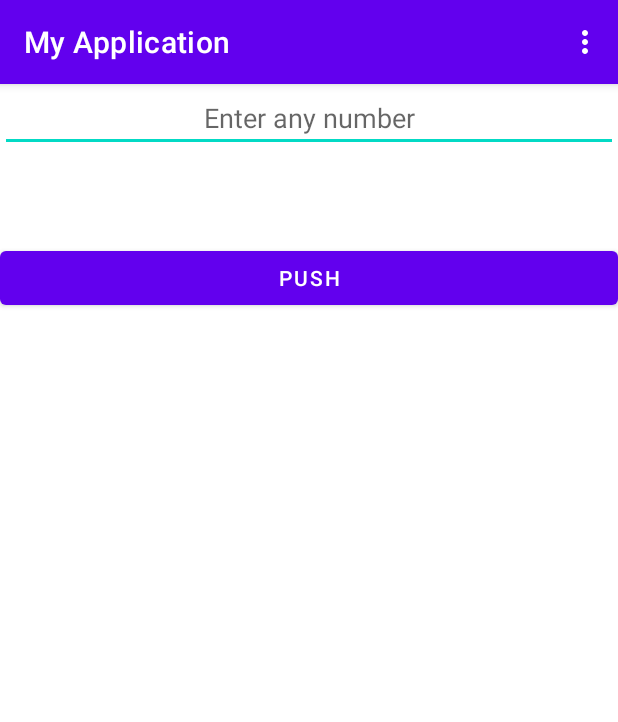
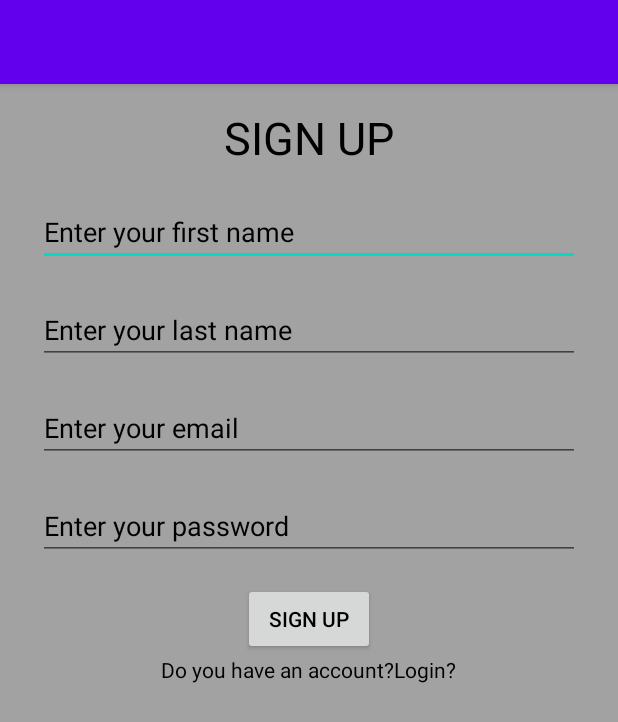
Before and after one commit to gandzakn1armath/settings_example, an Android app: the screen it shows after launch (MainActivity before the commit, SignUpActivity after it), on a phone screen of 412 x 824 dp. Shown: the top 722 px of the screen. Run offline under Robolectric (Android 15) with nearby library versions, the phone set to English and light mode, and no system bars.

Commit message:
add registration code

```diff
--- /dev/null
+++ b/app/src/main/java/com/example/myapplication/SignUpActivity.java
@@ -0,0 +1,72 @@
+package com.example.myapplication;
+
+import androidx.appcompat.app.AppCompatActivity;
+import androidx.appcompat.widget.AppCompatButton;
+
+import android.content.Context;
+import android.content.Intent;
+import android.content.SharedPreferences;
+import android.os.Bundle;
+import android.view.View;
+import android.widget.EditText;
+import android.widget.TextView;
+import android.widget.Toast;
+
+public class SignUpActivity extends AppCompatActivity {
+    EditText firstNameEt;
+    EditText lastNameEt;
+    EditText emailEt;
+    EditText passwordEt;
+    AppCompatButton button;
+    TextView loginTw;
+    @Override
+    protected void onCreate(Bundle savedInstanceState) {
+        super.onCreate(savedInstanceState);
+        setContentView(R.layout.activity_sign_up);
+        initDatas();
+        button.setOnClickListener(new View.OnClickListener() {
+            @Override
+            public void onClick(View view) {
+                String firstName = firstNameEt.getText().toString();
+                String lastName = lastNameEt.getText().toString();
+                String password = passwordEt.getText().toString();
+                String email = emailEt.getText().toString();
+                if (firstName.isEmpty()){
+                    Toast.makeText(SignUpActivity.this, "Input first name", Toast.LENGTH_SHORT).show();
+                    return;
+                }
+                if (lastName.isEmpty()){
+                    Toast.makeText(SignUpActivity.this, "Input last name", Toast.LENGTH_SHORT).show();
+                    return;
+                }
+                if (email.isEmpty()){
+                    Toast.makeText(SignUpActivity.this, "Input email", Toast.LENGTH_SHORT).show();
+                    return;
+                }
+                if (password.isEmpty()){
+                    Toast.makeText(SignUpActivity.this, "Input password", Toast.LENGTH_SHORT).show();
+                    return;
+                }
+                SharedPreferences sp = getSharedPreferences("User", Context.MODE_PRIVATE);
+                SharedPreferences.Editor editor = sp.edit();
+                editor.putString("firstName", firstName);
+                editor.putString("email",email);
+                editor.putString("lastName",lastName);
+                editor.putString("password",password);
+                editor.apply();
+
+                Intent intent = new Intent(SignUpActivity.this,ExampleActivity.class);
+                startActivity(intent);
+            }
+        });
+    }
+    private void initDatas(){
+        firstNameEt = findViewById(R.id.firstNameEt);
+        lastNameEt = findViewById(R.id.lastNameEt);
+        emailEt = findViewById(R.id.emailEt);
+        passwordEt = findViewById(R.id.passwordEt);
+        button = findViewById(R.id.btn);
+        loginTw = findViewById(R.id.loginTw);
+    }
+
+}
--- a/app/src/main/res/layout/activity_main.xml
+++ b/app/src/main/res/layout/activity_main.xml
@@ -1,26 +1,40 @@
 <?xml version="1.0" encoding="utf-8"?>
 <LinearLayout xmlns:android="http://schemas.android.com/apk/res/android"
-    xmlns:app="http://schemas.android.com/apk/res-auto"
     xmlns:tools="http://schemas.android.com/tools"
     android:layout_width="match_parent"
     android:layout_height="match_parent"
     android:orientation="vertical"
     tools:context=".MainActivity"
+    android:background="#A3A2A2"
     android:id="@+id/layout">
 
-    <EditText
-        android:id="@+id/num"
-        android:gravity="center"
+    <TextView
         android:layout_width="match_parent"
         android:layout_height="wrap_content"
-        android:hint="Enter any number"
-        android:inputType="number"/>
+        android:text="Welcome"
+        android:textSize="55sp"
+        android:gravity="center_horizontal"
+        android:textColor="@color/black"
+        android:layout_marginTop="25dp"/>
 
-    <Button
-        android:id="@+id/btn"
+    <TextView
+        android:id="@+id/userFirstName"
         android:layout_width="match_parent"
         android:layout_height="wrap_content"
-        android:layout_marginTop="60dp"
-        android:text="push"
-        />
+        android:textSize="25sp"
+        android:textColor="@color/black"
+        android:gravity="center_horizontal"/>
+
+    <TextView
+        android:id="@+id/userLastName"
+        android:layout_width="match_parent"
+        android:layout_height="wrap_content"
+        android:textSize="25sp"
+        android:textColor="@color/black"
+        android:gravity="center_horizontal"/>
+
+    <ImageView
+        android:layout_width="match_parent"
+        android:layout_height="match_parent"
+        android:src="@drawable/ic_android_icon"/>
 </LinearLayout>
--- /dev/null
+++ b/app/src/main/res/layout/activity_sign_up.xml
@@ -0,0 +1,85 @@
+<?xml version="1.0" encoding="utf-8"?>
+<LinearLayout xmlns:android="http://schemas.android.com/apk/res/android"
+    android:layout_width="match_parent"
+    android:layout_height="match_parent"
+    android:orientation="vertical"
+    android:background="#A3A2A2">
+
+    <TextView
+        android:layout_width="wrap_content"
+        android:layout_height="wrap_content"
+        android:text="SIGN UP"
+        android:textSize="30sp"
+        android:layout_marginTop="15dp"
+        android:textColor="@color/black"
+        android:layout_gravity="center_horizontal"
+        />
+
+    <EditText
+        android:id="@+id/firstNameEt"
+        android:layout_width="match_parent"
+        android:layout_height="wrap_content"
+        android:layout_marginTop="20dp"
+        android:hint="Enter your first name"
+        android:textColor="@color/black"
+        android:textColorHint="@color/black"
+        android:layout_marginStart="25dp"
+        android:layout_marginEnd="25dp"
+        />
+    <EditText
+        android:id="@+id/lastNameEt"
+        android:layout_width="match_parent"
+        android:layout_height="wrap_content"
+        android:layout_marginTop="20dp"
+        android:hint="Enter your last name"
+        android:textColor="@color/black"
+        android:textColorHint="@color/black"
+        android:layout_marginStart="25dp"
+        android:layout_marginEnd="25dp"
+        />
+
+    <EditText
+        android:id="@+id/emailEt"
+        android:layout_width="match_parent"
+        android:layout_height="wrap_content"
+        android:layout_marginTop="20dp"
+        android:hint="Enter your email"
+        android:inputType="textEmailAddress"
+        android:textColor="@color/black"
+        android:textColorHint="@color/black"
+        android:layout_marginStart="25dp"
+        android:layout_marginEnd="25dp"
+        />
+
+    <EditText
+        android:id="@+id/passwordEt"
+        android:layout_width="match_parent"
+        android:layout_height="wrap_content"
+        android:layout_marginTop="20dp"
+        android:hint="Enter your password"
+        android:textColor="@color/black"
+        android:textColorHint="@color/black"
+        android:layout_marginStart="25dp"
+        android:layout_marginEnd="25dp"
+        />
+
+    <androidx.appcompat.widget.AppCompatButton
+        android:id="@+id/btn"
+        android:layout_width="wrap_content"
+        android:layout_height="wrap_content"
+        android:text="SIGN UP"
+        android:textColor="@color/black"
+        android:layout_gravity="center_horizontal"
+        android:layout_marginTop="15dp"
+        />
+
+    <TextView
+        android:id="@+id/loginTw"
+        android:layout_width="wrap_content"
+        android:layout_height="wrap_content"
+        android:text="Do you have an account?Login?"
+        android:textColor="@color/black"
+        android:layout_gravity="center_horizontal"
+        />
+
+</LinearLayout>
--- a/app/src/main/res/values-night/themes.xml
+++ b/app/src/main/res/values-night/themes.xml
@@ -6,11 +6,11 @@
         <item name="colorPrimaryVariant">@color/purple_700</item>
         <item name="colorOnPrimary">@color/black</item>
         <!-- Secondary brand color. -->
-        <item name="colorSecondary">@color/teal_200</item>
-        <item name="colorSecondaryVariant">@color/teal_200</item>
+        <item name="colorSecondary">@color/black</item>
+        <item name="colorSecondaryVariant">@color/black</item>
         <item name="colorOnSecondary">@color/black</item>
         <!-- Status bar color. -->
-        <item name="android:statusBarColor" tools:targetApi="l">?attr/colorPrimaryVariant</item>
+        <item name="android:statusBarColor" tools:targetApi="l">@color/black</item>
         <!-- Customize your theme here. -->
     </style>
 </resources>
```
Also changed, not shown: app/src/main/AndroidManifest.xml (+14 -7 lines), app/src/main/java/com/example/myapplication/ExampleActivity.java (+9 -15 lines), app/src/main/java/com/example/myapplication/LoginActivity.java (added, +29 -0 lines), app/src/main/res/layout/activity_login.xml (added, +63 -0 lines), app/src/main/res/drawable-hdpi/ic_android_icon.png (added), app/src/main/res/drawable-mdpi/ic_android_icon.png (added), app/src/main/res/drawable-xhdpi/ic_android_icon.png (added), app/src/main/res/drawable-xxhdpi/ic_android_icon.png (added), app/src/main/res/drawable-xxxhdpi/ic_android_icon.png (added).
